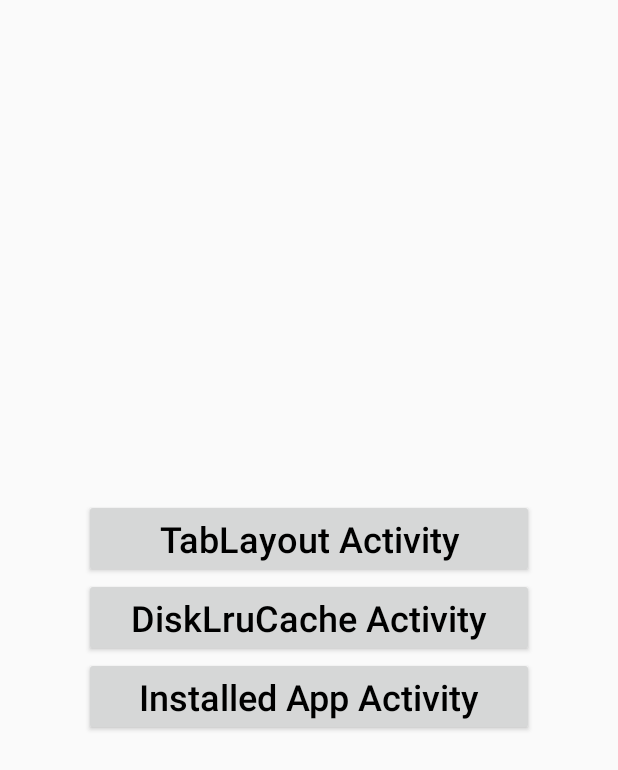
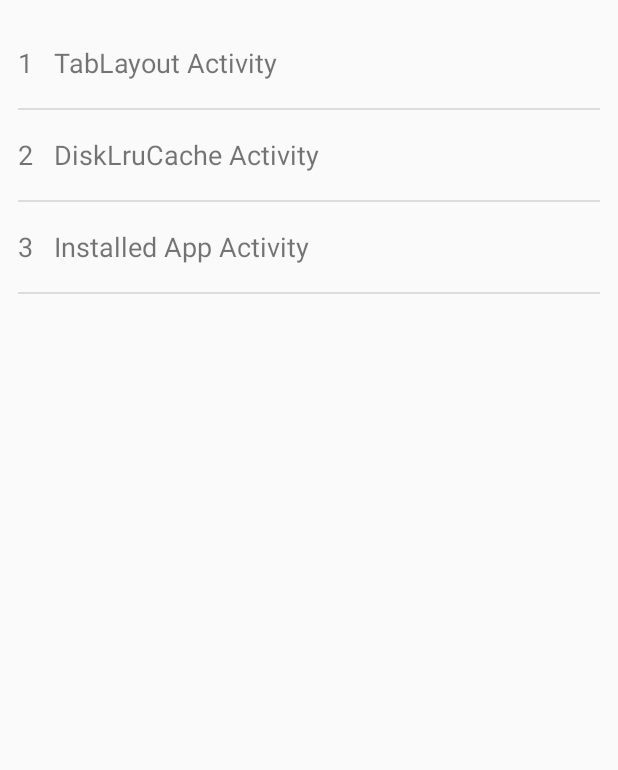
Before and after one commit to c523727591/IPhoto, an Android app: the screen it shows after launch (MainActivity), on a phone screen of 412 x 824 dp. Shown: the top 770 px of the screen. Run offline under Robolectric (Android 15) with nearby library versions, the phone set to English and light mode, and no system bars.

Commit message:
main activity 改用ListView实现，以后再添加测试例子，比较方便

```diff
--- a/app/src/main/java/com/iphoto/MainActivity.java
+++ b/app/src/main/java/com/iphoto/MainActivity.java
@@ -1,49 +1,131 @@
 package com.iphoto;
 
 import android.app.Activity;
+import android.content.Context;
 import android.content.Intent;
 import android.os.Bundle;
+import android.view.LayoutInflater;
 import android.view.View;
-import android.widget.Button;
+import android.view.ViewGroup;
+import android.widget.AbsListView;
+import android.widget.AdapterView;
+import android.widget.BaseAdapter;
+import android.widget.ListView;
+import android.widget.TextView;
+
+import java.util.ArrayList;
 
 public class MainActivity extends Activity {
-    private Button mTabLayoutButton = null;
-    private Button mDiskLruCacheButton = null;
-    private Button mInstalledAppButton = null;
+    private ListView mListView = null;
 
     @Override
     protected void onCreate(Bundle savedInstanceState) {
         super.onCreate(savedInstanceState);
         setContentView(R.layout.activity_main);
 
-        mTabLayoutButton = (Button)findViewById(R.id.button_tab_layout_id);
-        mTabLayoutButton.setOnClickListener(new View.OnClickListener() {
+        mListView = (ListView)findViewById(R.id.main_activity_list_view_id);
+        mListView.setAdapter(new SampleItemListAdapter(this));
+        mListView.setOnItemClickListener(new AdapterView.OnItemClickListener() {
             @Override
-            public void onClick(View v) {
-                Intent intent = new Intent();
-                intent.setClassName(MainActivity.this, "com.iphoto.TabLayoutActivity");
-                startActivity(intent);
-            }
-        });
-
-        mDiskLruCacheButton = (Button)findViewById(R.id.button_disk_lru_cache_id);
-        mDiskLruCacheButton.setOnClickListener(new View.OnClickListener() {
-            @Override
-            public void onClick(View v) {
-                Intent intent = new Intent();
-                intent.setClassName(MainActivity.this, "com.iphoto.DiskLruCacheTestActivity");
-                startActivity(intent);
-            }
-        });
-
-        mInstalledAppButton = (Button)findViewById(R.id.button_installed_app_id);
-        mInstalledAppButton.setOnClickListener(new View.OnClickListener() {
-            @Override
-            public void onClick(View v) {
-                Intent intent = new Intent();
-                intent.setClassName(MainActivity.this, "com.iphoto.InstalledAppActivity");
-                startActivity(intent);
+            public void onItemClick(AdapterView<?> parent, View view, int position, long id) {
+                if (null != parent) {
+                    SampleItemListAdapter adapter = (SampleItemListAdapter) parent.getAdapter();
+                    SampleItemInfo info = (SampleItemInfo)adapter.getItem(position);
+                    if (null != info) {
+                        Intent intent = new Intent();
+                        intent.setClassName(MainActivity.this, info.mClassName);
+                        startActivity(intent);
+                    }
+                }
             }
         });
     }
 }
+
+class SampleItemInfo {
+    public int mOrder;
+    public int mTitleResId;
+    public String mClassName;
+}
+
+class SampleItemHolder {
+    public TextView mOrderTextView;
+    public TextView mTitleTextView;
+}
+
+class SampleItemListAdapter extends BaseAdapter {
+    private Context mContext = null;
+    private ArrayList<SampleItemInfo> mSampleList = new ArrayList<SampleItemInfo>();
+
+    private void createSampleList() {
+        SampleItemInfo itemInfo = new SampleItemInfo();
+        itemInfo.mOrder = 1;
+        itemInfo.mTitleResId = R.string.main_activity_tab_layout;
+        itemInfo.mClassName = "com.iphoto.TabLayoutActivity";
+        mSampleList.add(itemInfo);
+
+        itemInfo = new SampleItemInfo();
+        itemInfo.mOrder = 2;
+        itemInfo.mTitleResId = R.string.main_activity_disk_lru_cache;
+        itemInfo.mClassName = "com.iphoto.DiskLruCacheTestActivity";
+        mSampleList.add(itemInfo);
+
+        itemInfo = new SampleItemInfo();
+        itemInfo.mOrder = 3;
+        itemInfo.mTitleResId = R.string.main_activity_installed_app_info;
+        itemInfo.mClassName = "com.iphoto.InstalledAppActivity";
+        mSampleList.add(itemInfo);
+    }
+
+    public SampleItemListAdapter(Context context) {
+        mContext = context;
+        createSampleList();
+    }
+
+    @Override
+    public int getCount() {
+        return mSampleList.size();
+    }
+
+    @Override
+    public SampleItemInfo getItem(int position) {
+        return mSampleList.get(position);
+    }
+
+    @Override
+    public long getItemId(int position) {
+        return position;
+    }
+
+    @Override
+    public View getView(int position, View convertView, ViewGroup parent) {
+        if (null == mSampleList) {
+            return null;
+        }
+
+        if (null == convertView) {
+            View root = LayoutInflater.from(mContext).inflate(R.layout.activity_main_listview_item_layout, null);
+
+            // TODO 这里使用ViewGroup.LayoutParams是不行的
+            int height = mContext.getResources().getDimensionPixelOffset(R.dimen.main_activity_item_height);
+            AbsListView.LayoutParams params = new AbsListView.LayoutParams(AbsListView.LayoutParams.MATCH_PARENT, height);
+            root.setLayoutParams(params);
+
+            SampleItemHolder itemHolder = new SampleItemHolder();
+            itemHolder.mOrderTextView = (TextView)root.findViewById(R.id.sample_item_order_text_view_id);
+            itemHolder.mTitleTextView = (TextView)root.findViewById(R.id.sample_item_title_text_view_id);
+            root.setTag(itemHolder);
+
+            itemHolder.mOrderTextView.setText(String.valueOf(mSampleList.get(position).mOrder));
+            itemHolder.mTitleTextView.setText(mSampleList.get(position).mTitleResId);
+            return root;
+        } else {
+            SampleItemHolder holder = (SampleItemHolder)convertView.getTag();
+            if (null != holder) {
+                holder.mOrderTextView.setText(String.valueOf(mSampleList.get(position).mOrder));
+                holder.mTitleTextView.setText(mSampleList.get(position).mTitleResId);
+            }
+            return convertView;
+        }
+    }
+}
--- a/app/src/main/res/layout/activity_main.xml
+++ b/app/src/main/res/layout/activity_main.xml
@@ -3,34 +3,12 @@
     xmlns:tools="http://schemas.android.com/tools"
     android:layout_width="match_parent"
     android:layout_height="match_parent"
+    android:layout_margin="@dimen/main_activity_layout_margin"
     android:gravity="center"
     tools:context="com.iphoto.MainActivity">
 
-    <LinearLayout
-        android:orientation="vertical"
-        android:layout_width="300dp"
-        android:layout_height="wrap_content">
-        <Button
-            android:id="@+id/button_tab_layout_id"
-            android:layout_width="match_parent"
-            android:layout_height="wrap_content"
-            android:text="@string/main_activity_tab_layout"
-            android:textSize="@dimen/main_activity_button_text_size"
-            android:textColor="@color/main_activity_button_text_color"/>
-        <Button
-            android:id="@+id/button_disk_lru_cache_id"
-            android:layout_width="match_parent"
-            android:layout_height="wrap_content"
-            android:text="@string/main_activity_disk_lru_cache"
-            android:textSize="@dimen/main_activity_button_text_size"
-            android:textColor="@color/main_activity_button_text_color"/>
-
-        <Button
-            android:id="@+id/button_installed_app_id"
-            android:layout_width="match_parent"
-            android:layout_height="wrap_content"
-            android:text="@string/main_activity_installed_app_info"
-            android:textSize="@dimen/main_activity_button_text_size"
-            android:textColor="@color/main_activity_button_text_color"/>
-    </LinearLayout>
+    <ListView
+        android:id="@+id/main_activity_list_view_id"
+        android:layout_width="match_parent"
+        android:layout_height="match_parent"/>
 </RelativeLayout>
--- /dev/null
+++ b/app/src/main/res/layout/activity_main_listview_item_layout.xml
@@ -0,0 +1,20 @@
+<?xml version="1.0" encoding="utf-8"?>
+<LinearLayout
+    xmlns:android="http://schemas.android.com/apk/res/android"
+    android:orientation="horizontal"
+    android:layout_width="match_parent"
+    android:layout_height="match_parent"
+    android:gravity="center">
+
+    <TextView
+        android:id="@+id/sample_item_order_text_view_id"
+        android:layout_width="@dimen/main_activity_item_order_textWidth"
+        android:layout_height="wrap_content"
+        android:textSize="@dimen/main_activity_item_order_textSize"/>
+    <TextView
+        android:id="@+id/sample_item_title_text_view_id"
+        android:layout_width="0dp"
+        android:layout_weight="1"
+        android:layout_height="wrap_content"
+        android:textSize="@dimen/main_activity_item_order_textSize"/>
+</LinearLayout>
--- a/app/src/main/res/values-w820dp/dimens.xml
+++ b/app/src/main/res/values-w820dp/dimens.xml
@@ -2,5 +2,4 @@
     <!-- Example customization of dimensions originally defined in res/values/dimens.xml
          (such as screen margins) for screens with more than 820dp of available width. This
          would include 7" and 10" devices in landscape (~960dp and ~1280dp respectively). -->
-    <dimen name="activity_horizontal_margin">64dp</dimen>
 </resources>
--- a/app/src/main/res/values/dimens.xml
+++ b/app/src/main/res/values/dimens.xml
@@ -1,10 +1,9 @@
 <resources>
-    <!-- Default screen margins, per the Android Design guidelines. -->
-    <dimen name="activity_horizontal_margin">16dp</dimen>
-    <dimen name="activity_vertical_margin">16dp</dimen>
-
     <!-- add for main activity -->
-    <dimen name="main_activity_button_text_size">24sp</dimen>
+    <dimen name="main_activity_layout_margin">12dp</dimen>
+    <dimen name="main_activity_item_height">60dp</dimen>
+    <dimen name="main_activity_item_order_textWidth">24dp</dimen>
+    <dimen name="main_activity_item_order_textSize">18sp</dimen>
 
     <!-- front page fragment-->
     <dimen name="front_page_fragment_view_page_height">120dp</dimen>
```
